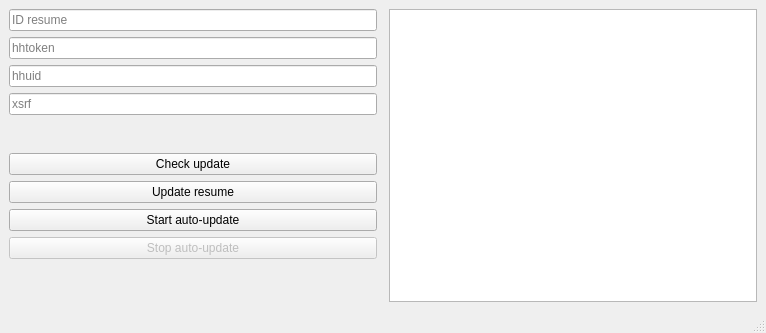
First picture: the form in HeadHunterBot/mainwindow.ui, repository imitatehappiness/QtHeadHunterBot, before the edit.
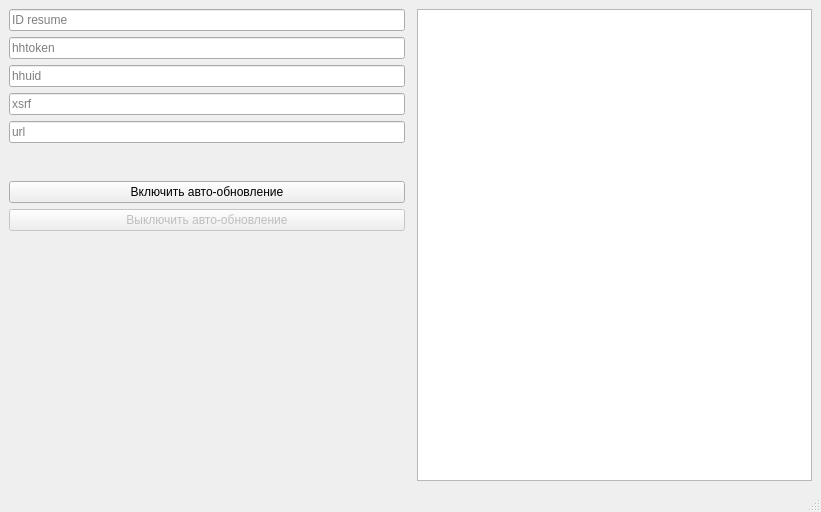
Second picture: the form after the edit. Icons and pictures are not drawn.

Diff of the .ui file:
```diff
--- a/HeadHunterBot/mainwindow.ui
+++ b/HeadHunterBot/mainwindow.ui
@@ -6,8 +6,8 @@
    <rect>
     <x>0</x>
     <y>0</y>
-    <width>766</width>
-    <height>333</height>
+    <width>821</width>
+    <height>512</height>
    </rect>
   </property>
   <property name="sizePolicy">
@@ -31,7 +31,44 @@
   </property>
   <widget class="QWidget" name="centralwidget">
    <layout class="QGridLayout" name="gridLayout">
-    <item row="0" column="0">
+    <item row="3" column="1">
+     <layout class="QGridLayout" name="gridLayout_3">
+      <item row="1" column="0" colspan="2">
+       <widget class="QPushButton" name="pB_startAutoUpdate">
+        <property name="text">
+         <string>Включить авто-обновление</string>
+        </property>
+       </widget>
+      </item>
+      <item row="2" column="0" colspan="2">
+       <widget class="QPushButton" name="pB_stopAutoUpdate">
+        <property name="enabled">
+         <bool>false</bool>
+        </property>
+        <property name="text">
+         <string>Выключить авто-обновление</string>
+        </property>
+       </widget>
+      </item>
+     </layout>
+    </item>
+    <item row="4" column="1" colspan="2">
+     <spacer name="verticalSpacer">
+      <property name="orientation">
+       <enum>Qt::Vertical</enum>
+      </property>
+      <property name="sizeHint" stdset="0">
+       <size>
+        <width>20</width>
+        <height>40</height>
+       </size>
+      </property>
+     </spacer>
+    </item>
+    <item row="0" column="3" rowspan="5">
+     <widget class="QTextBrowser" name="tE_logInfo"/>
+    </item>
+    <item row="0" column="1">
      <layout class="QGridLayout" name="gridLayout_2">
       <item row="0" column="0">
        <widget class="QLineEdit" name="lE_idResume">
@@ -64,9 +101,19 @@
         </property>
        </widget>
       </item>
+      <item row="4" column="0">
+       <widget class="QLineEdit" name="lE_url">
+        <property name="toolTip">
+         <string>url: Ваш региональный url HeadHunter. Например &quot;https://moscow.hh.ru &quot;.</string>
+        </property>
+        <property name="placeholderText">
+         <string>url</string>
+        </property>
+       </widget>
+      </item>
      </layout>
     </item>
-    <item row="1" column="0">
+    <item row="1" column="1">
      <spacer name="verticalSpacer_2">
       <property name="orientation">
        <enum>Qt::Vertical</enum>
@@ -82,60 +129,6 @@
       </property>
      </spacer>
     </item>
-    <item row="0" column="2" rowspan="5">
-     <widget class="QTextBrowser" name="tE_logInfo"/>
-    </item>
-    <item row="4" column="0" colspan="2">
-     <spacer name="verticalSpacer">
-      <property name="orientation">
-       <enum>Qt::Vertical</enum>
-      </property>
-      <property name="sizeHint" stdset="0">
-       <size>
-        <width>20</width>
-        <height>40</height>
-       </size>
-      </property>
-     </spacer>
-    </item>
-    <item row="3" column="0">
-     <layout class="QGridLayout" name="gridLayout_3">
-      <item row="1" column="0" colspan="2">
-       <widget class="QPushButton" name="pB_checkUpdate">
-        <property name="text">
-         <string>Check update</string>
-        </property>
-        <property name="flat">
-         <bool>false</bool>
-        </property>
-       </widget>
-      </item>
-      <item row="2" column="0" colspan="2">
-       <widget class="QPushButton" name="pB_updateResume">
-        <property name="text">
-         <string>Update resume</string>
-        </property>
-       </widget>
-      </item>
-      <item row="3" column="0" colspan="2">
-       <widget class="QPushButton" name="pB_startAutoUpdate">
-        <property name="text">
-         <string>Start auto-update</string>
-        </property>
-       </widget>
-      </item>
-      <item row="4" column="0" colspan="2">
-       <widget class="QPushButton" name="pB_stopAutoUpdate">
-        <property name="enabled">
-         <bool>false</bool>
-        </property>
-        <property name="text">
-         <string>Stop auto-update</string>
-        </property>
-       </widget>
-      </item>
-     </layout>
-    </item>
    </layout>
   </widget>
   <widget class="QMenuBar" name="menubar">
@@ -148,7 +141,11 @@
     </rect>
    </property>
   </widget>
-  <widget class="QStatusBar" name="statusbar"/>
+  <widget class="QStatusBar" name="statusbar">
+   <property name="enabled">
+    <bool>true</bool>
+   </property>
+  </widget>
  </widget>
  <resources>
   <include location="resources/resources.qrc"/>
```
Left out of the diff: 13 changed lines with no effect on the pictures.
